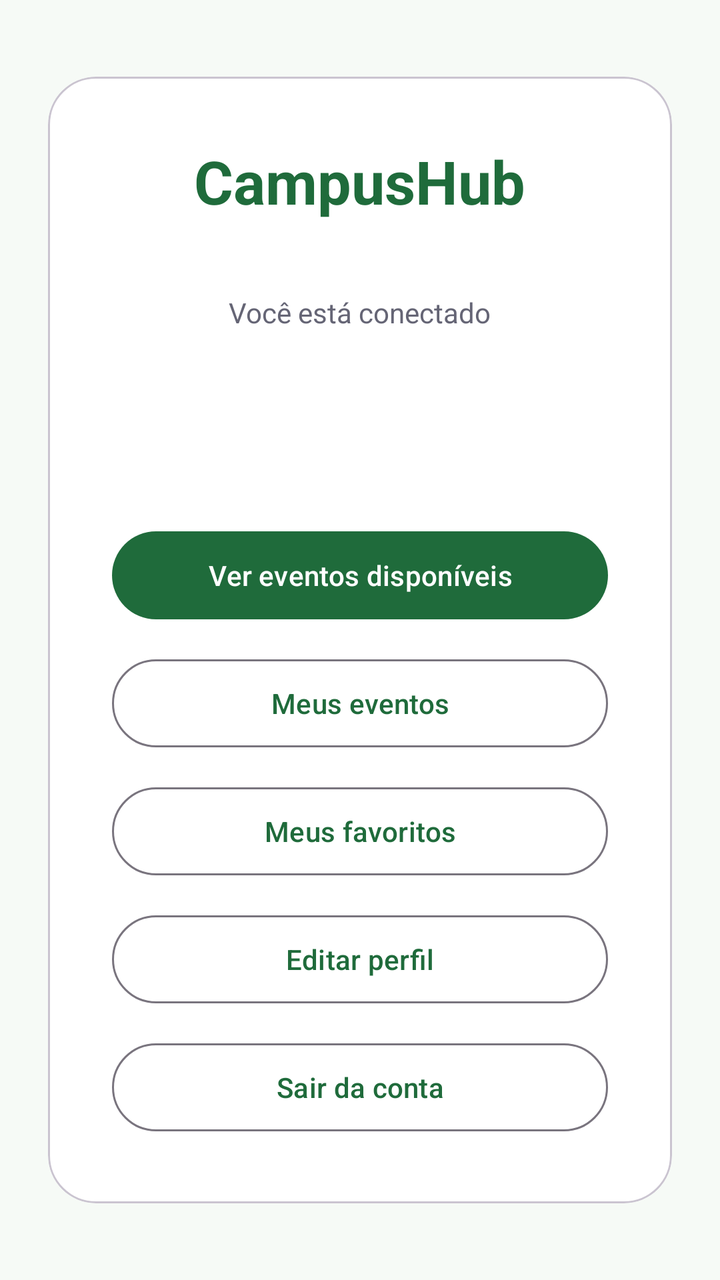
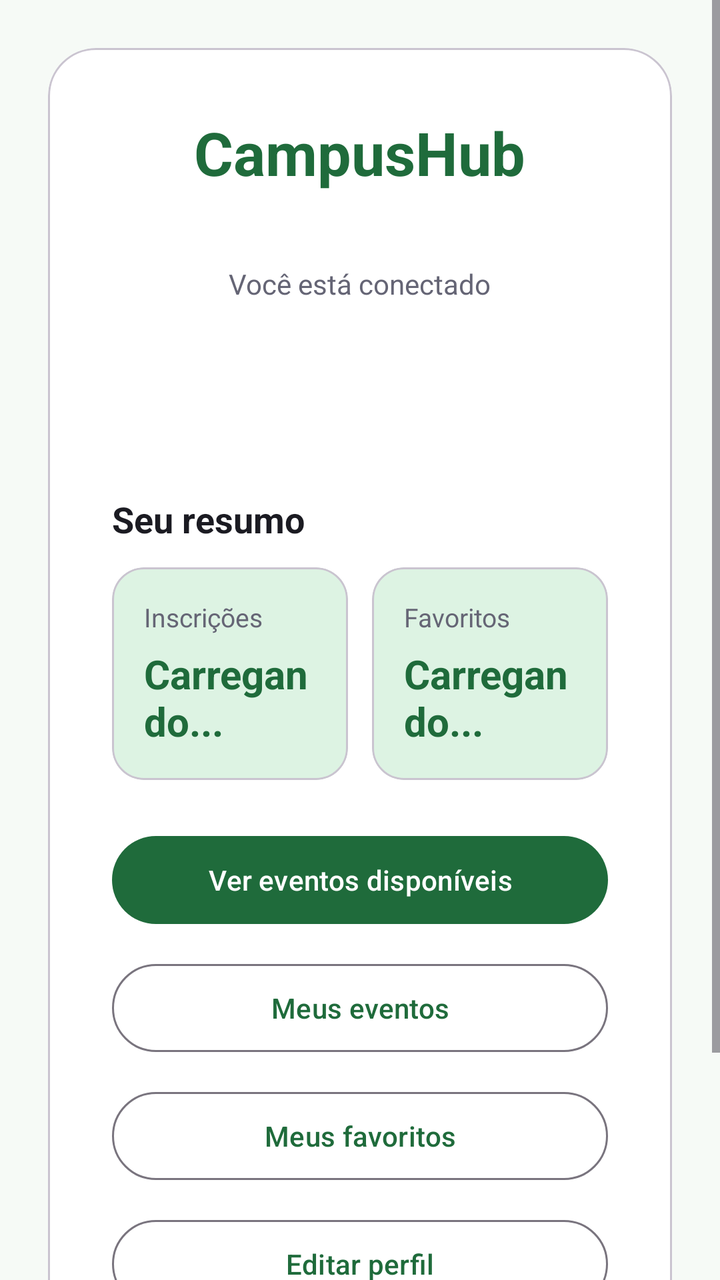

An Android layout rendered at two revisions. The XML below is the earlier revision; the diff shows what the commit changed to produce the second picture.
<!-- AndroidManifest.xml: application theme Theme.CampusHub -->
<!-- res/layout/activity_welcome.xml -->
<?xml version="1.0" encoding="utf-8"?>
<ScrollView xmlns:android="http://schemas.android.com/apk/res/android"
    xmlns:app="http://schemas.android.com/apk/res-auto"
    android:layout_width="match_parent"
    android:layout_height="match_parent"
    android:background="@color/screen_background"
    android:fillViewport="true">

    <LinearLayout
        android:layout_width="match_parent"
        android:layout_height="match_parent"
        android:gravity="center"
        android:orientation="vertical"
        android:padding="24dp">

        <com.google.android.material.card.MaterialCardView
            android:layout_width="match_parent"
            android:layout_height="wrap_content"
            app:cardBackgroundColor="@color/surface"
            app:cardCornerRadius="24dp">

            <LinearLayout
                android:layout_width="match_parent"
                android:layout_height="wrap_content"
                android:gravity="center_horizontal"
                android:orientation="vertical"
                android:padding="32dp">

                <TextView
                    android:layout_width="wrap_content"
                    android:layout_height="wrap_content"
                    android:text="CampusHub"
                    android:textColor="@color/primary"
                    android:textSize="30sp"
                    android:textStyle="bold" />

                <TextView
                    android:layout_width="wrap_content"
                    android:layout_height="wrap_content"
                    android:layout_marginTop="36dp"
                    android:text="Você está conectado"
                    android:textColor="@color/text_secondary"
                    android:textSize="14sp" />

                <TextView
                    android:id="@+id/tvUserName"
                    android:layout_width="match_parent"
                    android:layout_height="wrap_content"
                    android:layout_marginTop="8dp"
                    android:gravity="center"
                    android:textColor="@color/text_primary"
                    android:textSize="24sp"
                    android:textStyle="bold" />

                <TextView
                    android:id="@+id/tvUserEmail"
                    android:layout_width="match_parent"
                    android:layout_height="wrap_content"
                    android:layout_marginTop="6dp"
                    android:gravity="center"
                    android:textColor="@color/text_secondary"
                    android:textSize="16sp" />

                <com.google.android.material.button.MaterialButton
                    android:id="@+id/btnEvents"
                    android:layout_width="match_parent"
                    android:layout_height="52dp"
                    android:layout_marginTop="28dp"
                    android:text="Ver eventos disponíveis"
                    android:textAllCaps="false" />

                <com.google.android.material.button.MaterialButton
                    android:id="@+id/btnMyEvents"
                    style="@style/Widget.Material3.Button.OutlinedButton"
                    android:layout_width="match_parent"
                    android:layout_height="52dp"
                    android:layout_marginTop="12dp"
                    android:text="Meus eventos"
                    android:textAllCaps="false" />

                <com.google.android.material.button.MaterialButton
                    android:id="@+id/btnMyFavorites"
                    style="@style/Widget.Material3.Button.OutlinedButton"
                    android:layout_width="match_parent"
                    android:layout_height="52dp"
                    android:layout_marginTop="12dp"
                    android:text="Meus favoritos"
                    android:textAllCaps="false" />

                <com.google.android.material.button.MaterialButton
                    android:id="@+id/btnEditProfile"
                    style="@style/Widget.Material3.Button.OutlinedButton"
                    android:layout_width="match_parent"
                    android:layout_height="52dp"
                    android:layout_marginTop="12dp"
                    android:text="Editar perfil"
                    android:textAllCaps="false" />

                <com.google.android.material.button.MaterialButton
                    android:id="@+id/btnLogout"
                    style="@style/Widget.Material3.Button.OutlinedButton"
                    android:layout_width="match_parent"
                    android:layout_height="52dp"
                    android:layout_marginTop="12dp"
                    android:text="Sair da conta"
                    android:textAllCaps="false" />
            </LinearLayout>
        </com.google.android.material.card.MaterialCardView>
    </LinearLayout>
</ScrollView>
<!-- resources referenced by this layout -->
<resources>
  <color name="primary">#1F6B3B</color>
  <color name="screen_background">#F6FAF6</color>
  <color name="surface">#FFFFFFFF</color>
  <color name="text_primary">#1B1B22</color>
  <color name="text_secondary">#656575</color>
  <style name="Theme.CampusHub" parent="Base.Theme.CampusHub" />
  <style name="Base.Theme.CampusHub" parent="Theme.Material3.DayNight.NoActionBar">
          <item name="colorPrimary">@color/primary</item>
          <item name="colorOnPrimary">@color/white</item>
          <item name="colorPrimaryContainer">@color/primary_container</item>
          <item name="android:windowLightStatusBar">true</item>
          <item name="android:statusBarColor">@color/screen_background</item>
      </style>
  <color name="white">#FFFFFFFF</color>
  <color name="primary_container">#DDF3E3</color>
</resources>

<!-- the commit's change to res/layout/activity_welcome.xml (unified diff, before → after) -->
@@ -8,7 +8,7 @@
 
     <LinearLayout
         android:layout_width="match_parent"
-        android:layout_height="match_parent"
+        android:layout_height="wrap_content"
         android:gravity="center"
         android:orientation="vertical"
         android:padding="24dp">
@@ -61,11 +61,101 @@
                     android:textColor="@color/text_secondary"
                     android:textSize="16sp" />
 
+                <TextView
+                    android:layout_width="match_parent"
+                    android:layout_height="wrap_content"
+                    android:layout_marginTop="28dp"
+                    android:text="Seu resumo"
+                    android:textColor="@color/text_primary"
+                    android:textSize="18sp"
+                    android:textStyle="bold" />
+
+                <LinearLayout
+                    android:layout_width="match_parent"
+                    android:layout_height="wrap_content"
+                    android:layout_marginTop="12dp"
+                    android:orientation="horizontal">
+
+                    <com.google.android.material.card.MaterialCardView
+                        android:id="@+id/cardMyEventsSummary"
+                        android:layout_width="0dp"
+                        android:layout_height="wrap_content"
+                        android:layout_weight="1"
+                        android:clickable="true"
+                        android:focusable="true"
+                        app:cardBackgroundColor="@color/primary_container"
+                        app:cardCornerRadius="16dp">
+
+                        <LinearLayout
+                            android:layout_width="match_parent"
+                            android:layout_height="wrap_content"
+                            android:orientation="vertical"
+                            android:padding="16dp">
+
+                            <TextView
+                                android:layout_width="match_parent"
+                                android:layout_height="wrap_content"
+                                android:text="Inscrições"
+                                android:textColor="@color/text_secondary"
+                                android:textSize="13sp" />
+
+                            <TextView
+                                android:id="@+id/tvRegisteredEventsSummary"
+                                android:layout_width="match_parent"
+                                android:layout_height="wrap_content"
+                                android:layout_marginTop="6dp"
+                                android:text="Carregando..."
+                                android:textColor="@color/primary"
+                                android:textSize="20sp"
+                                android:textStyle="bold" />
+                        </LinearLayout>
+                    </com.google.android.material.card.MaterialCardView>
+
+                    <Space
+                        android:layout_width="12dp"
+                        android:layout_height="1dp" />
+
+                    <com.google.android.material.card.MaterialCardView
+                        android:id="@+id/cardMyFavoritesSummary"
+                        android:layout_width="0dp"
+                        android:layout_height="wrap_content"
+                        android:layout_weight="1"
+                        android:clickable="true"
+                        android:focusable="true"
+                        app:cardBackgroundColor="@color/primary_container"
+                        app:cardCornerRadius="16dp">
+
+                        <LinearLayout
+                            android:layout_width="match_parent"
+                            android:layout_height="wrap_content"
+                            android:orientation="vertical"
+                            android:padding="16dp">
+
+                            <TextView
+                                android:layout_width="match_parent"
+                                android:layout_height="wrap_content"
+                                android:text="Favoritos"
+                                android:textColor="@color/text_secondary"
+                                android:textSize="13sp" />
+
+                            <TextView
+                                android:id="@+id/tvFavoritesSummary"
+                                android:layout_width="match_parent"
+                                android:layout_height="wrap_content"
+                                android:layout_marginTop="6dp"
+                                android:text="Carregando..."
+                                android:textColor="@color/primary"
+                                android:textSize="20sp"
+                                android:textStyle="bold" />
+                        </LinearLayout>
+                    </com.google.android.material.card.MaterialCardView>
+                </LinearLayout>
+
                 <com.google.android.material.button.MaterialButton
                     android:id="@+id/btnEvents"
                     android:layout_width="match_parent"
                     android:layout_height="52dp"
-                    android:layout_marginTop="28dp"
+                    android:layout_marginTop="24dp"
                     android:text="Ver eventos disponíveis"
                     android:textAllCaps="false" />
 
<!-- resource entries referenced after the edit -->
@@ -1,6 +1,7 @@
 <!-- resources referenced by this layout -->
 <resources>
   <color name="primary">#1F6B3B</color>
+  <color name="primary_container">#DDF3E3</color>
   <color name="screen_background">#F6FAF6</color>
   <color name="surface">#FFFFFFFF</color>
   <color name="text_primary">#1B1B22</color>
@@ -14,6 +15,5 @@
           <item name="android:statusBarColor">@color/screen_background</item>
       </style>
   <color name="white">#FFFFFFFF</color>
-  <color name="primary_container">#DDF3E3</color>
 </resources>
 
